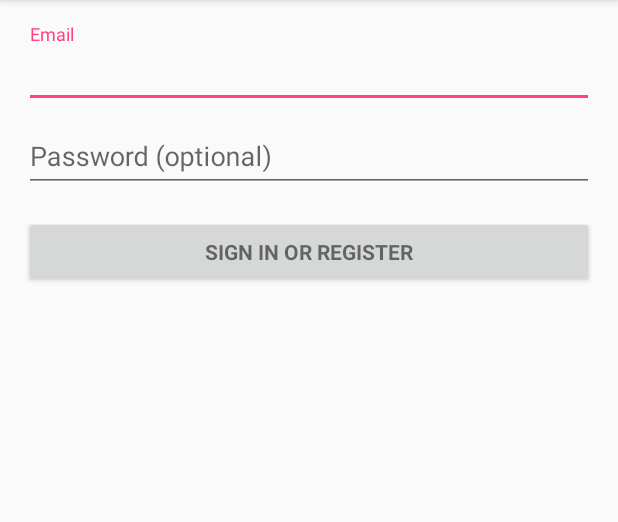
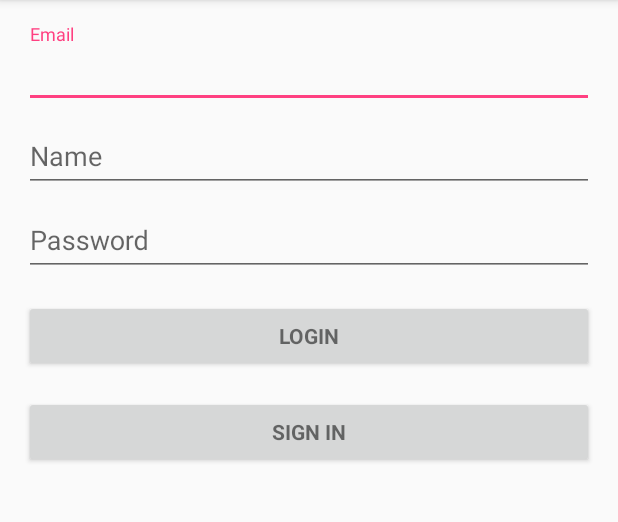
Before and after one commit to kamedon/todo, an Android app: the screen it shows after launch (LoginActivity before the commit, MainActivity after it), on a phone screen of 412 x 824 dp, the part 84-606 px from its top. Run offline under Robolectric (Android 15) with nearby library versions, the phone set to English and light mode, and no system bars.

Commit message:
ログイン画面のレイアウトを作成

```diff
--- /dev/null
+++ b/android/app/src/main/java/com/kamedon/todo/MainActivity.kt
@@ -0,0 +1,14 @@
+package com.kamedon.todo
+
+import android.os.Bundle
+import android.support.v7.app.AppCompatActivity
+
+/**
+ * Created by kamedon on 2/29/16.
+ */
+class MainActivity : AppCompatActivity() {
+    override fun onCreate(savedInstanceState: Bundle?) {
+        super.onCreate(savedInstanceState)
+        setContentView(R.layout.activity_main);
+    }
+}
--- a/android/app/src/main/java/todo/com/kamedon/todo/LoginActivity.java
+++ /dev/null
@@ -1,347 +0,0 @@
-package todo.com.kamedon.todo;
-
-import android.animation.Animator;
-import android.animation.AnimatorListenerAdapter;
-import android.annotation.TargetApi;
-import android.content.pm.PackageManager;
-import android.support.annotation.NonNull;
-import android.support.design.widget.Snackbar;
-import android.support.v7.app.AppCompatActivity;
-import android.app.LoaderManager.LoaderCallbacks;
-
-import android.content.CursorLoader;
-import android.content.Loader;
-import android.database.Cursor;
-import android.net.Uri;
-import android.os.AsyncTask;
-
-import android.os.Build;
-import android.os.Bundle;
-import android.provider.ContactsContract;
-import android.text.TextUtils;
-import android.view.KeyEvent;
-import android.view.View;
-import android.view.View.OnClickListener;
-import android.view.inputmethod.EditorInfo;
-import android.widget.ArrayAdapter;
-import android.widget.AutoCompleteTextView;
-import android.widget.Button;
-import android.widget.EditText;
-import android.widget.TextView;
-import java.util.ArrayList;
-import java.util.List;
-
-import static android.Manifest.permission.READ_CONTACTS;
-
-/**
- * A login screen that offers login via email/password.
- */
-public class LoginActivity extends AppCompatActivity implements LoaderCallbacks<Cursor> {
-
-    /**
-     * Id to identity READ_CONTACTS permission request.
-     */
-    private static final int REQUEST_READ_CONTACTS = 0;
-
-    /**
-     * A dummy authentication store containing known user names and passwords.
-     * TODO: remove after connecting to a real authentication system.
-     */
-    private static final String[] DUMMY_CREDENTIALS = new String[]{
-            "foo@example.com:hello", "bar@example.com:world"
-    };
-    /**
-     * Keep track of the login task to ensure we can cancel it if requested.
-     */
-    private UserLoginTask mAuthTask = null;
-
-    // UI references.
-    private AutoCompleteTextView mEmailView;
-    private EditText mPasswordView;
-    private View mProgressView;
-    private View mLoginFormView;
-
-    @Override
-    protected void onCreate(Bundle savedInstanceState) {
-        super.onCreate(savedInstanceState);
-        setContentView(R.layout.activity_login);
-        // Set up the login form.
-        mEmailView = (AutoCompleteTextView) findViewById(R.id.email);
-        populateAutoComplete();
-
-        mPasswordView = (EditText) findViewById(R.id.password);
-        mPasswordView.setOnEditorActionListener(new TextView.OnEditorActionListener() {
-            @Override
-            public boolean onEditorAction(TextView textView, int id, KeyEvent keyEvent) {
-                if (id == R.id.login || id == EditorInfo.IME_NULL) {
-                    attemptLogin();
-                    return true;
-                }
-                return false;
-            }
-        });
-
-        Button mEmailSignInButton = (Button) findViewById(R.id.email_sign_in_button);
-        mEmailSignInButton.setOnClickListener(new OnClickListener() {
-            @Override
-            public void onClick(View view) {
-                attemptLogin();
-            }
-        });
-
-        mLoginFormView = findViewById(R.id.login_form);
-        mProgressView = findViewById(R.id.login_progress);
-    }
-
-    private void populateAutoComplete() {
-        if (!mayRequestContacts()) {
-            return;
-        }
-
-        getLoaderManager().initLoader(0, null, this);
-    }
-
-    private boolean mayRequestContacts() {
-        if (Build.VERSION.SDK_INT < Build.VERSION_CODES.M) {
-            return true;
-        }
-        if (checkSelfPermission(READ_CONTACTS) == PackageManager.PERMISSION_GRANTED) {
-            return true;
-        }
-        if (shouldShowRequestPermissionRationale(READ_CONTACTS)) {
-            Snackbar.make(mEmailView, R.string.permission_rationale, Snackbar.LENGTH_INDEFINITE)
-                    .setAction(android.R.string.ok, new View.OnClickListener() {
-                        @Override
-                        @TargetApi(Build.VERSION_CODES.M)
-                        public void onClick(View v) {
-                            requestPermissions(new String[]{READ_CONTACTS}, REQUEST_READ_CONTACTS);
-                        }
-                    });
-        } else {
-            requestPermissions(new String[]{READ_CONTACTS}, REQUEST_READ_CONTACTS);
-        }
-        return false;
-    }
-
-    /**
-     * Callback received when a permissions request has been completed.
-     */
-    @Override
-    public void onRequestPermissionsResult(int requestCode, @NonNull String[] permissions,
-                                           @NonNull int[] grantResults) {
-        if (requestCode == REQUEST_READ_CONTACTS) {
-            if (grantResults.length == 1 && grantResults[0] == PackageManager.PERMISSION_GRANTED) {
-                populateAutoComplete();
-            }
-        }
-    }
-
-
-    /**
-     * Attempts to sign in or register the account specified by the login form.
-     * If there are form errors (invalid email, missing fields, etc.), the
-     * errors are presented and no actual login attempt is made.
-     */
-    private void attemptLogin() {
-        if (mAuthTask != null) {
-            return;
-        }
-
-        // Reset errors.
-        mEmailView.setError(null);
-        mPasswordView.setError(null);
-
-        // Store values at the time of the login attempt.
-        String email = mEmailView.getText().toString();
-        String password = mPasswordView.getText().toString();
-
-        boolean cancel = false;
-        View focusView = null;
-
-        // Check for a valid password, if the user entered one.
-        if (!TextUtils.isEmpty(password) && !isPasswordValid(password)) {
-            mPasswordView.setError(getString(R.string.error_invalid_password));
-            focusView = mPasswordView;
-            cancel = true;
-        }
-
-        // Check for a valid email address.
-        if (TextUtils.isEmpty(email)) {
-            mEmailView.setError(getString(R.string.error_field_required));
-            focusView = mEmailView;
-            cancel = true;
-        } else if (!isEmailValid(email)) {
-            mEmailView.setError(getString(R.string.error_invalid_email));
-            focusView = mEmailView;
-            cancel = true;
-        }
-
-        if (cancel) {
-            // There was an error; don't attempt login and focus the first
-            // form field with an error.
-            focusView.requestFocus();
-        } else {
-            // Show a progress spinner, and kick off a background task to
-            // perform the user login attempt.
-            showProgress(true);
-            mAuthTask = new UserLoginTask(email, password);
-            mAuthTask.execute((Void) null);
-        }
-    }
-    private boolean isEmailValid(String email) {
-        //TODO: Replace this with your own logic
-        return email.contains("@");
-    }
-
-    private boolean isPasswordValid(String password) {
-        //TODO: Replace this with your own logic
-        return password.length() > 4;
-    }
-
-    /**
-     * Shows the progress UI and hides the login form.
-     */
-    @TargetApi(Build.VERSION_CODES.HONEYCOMB_MR2)
-    private void showProgress(final boolean show) {
-        // On Honeycomb MR2 we have the ViewPropertyAnimator APIs, which allow
-        // for very easy animations. If available, use these APIs to fade-in
-        // the progress spinner.
-        if (Build.VERSION.SDK_INT >= Build.VERSION_CODES.HONEYCOMB_MR2) {
-            int shortAnimTime = getResources().getInteger(android.R.integer.config_shortAnimTime);
-
-            mLoginFormView.setVisibility(show ? View.GONE : View.VISIBLE);
-            mLoginFormView.animate().setDuration(shortAnimTime).alpha(
-                    show ? 0 : 1).setListener(new AnimatorListenerAdapter() {
-                @Override
-                public void onAnimationEnd(Animator animation) {
-                    mLoginFormView.setVisibility(show ? View.GONE : View.VISIBLE);
-                }
-            });
-
-            mProgressView.setVisibility(show ? View.VISIBLE : View.GONE);
-            mProgressView.animate().setDuration(shortAnimTime).alpha(
-                    show ? 1 : 0).setListener(new AnimatorListenerAdapter() {
-                @Override
-                public void onAnimationEnd(Animator animation) {
-                    mProgressView.setVisibility(show ? View.VISIBLE : View.GONE);
-                }
-            });
-        } else {
-            // The ViewPropertyAnimator APIs are not available, so simply show
-            // and hide the relevant UI components.
-            mProgressView.setVisibility(show ? View.VISIBLE : View.GONE);
-            mLoginFormView.setVisibility(show ? View.GONE : View.VISIBLE);
-        }
-    }
-
-    @Override
-    public Loader<Cursor> onCreateLoader(int i, Bundle bundle) {
-        return new CursorLoader(this,
-                // Retrieve data rows for the device user's 'profile' contact.
-                Uri.withAppendedPath(ContactsContract.Profile.CONTENT_URI,
-                        ContactsContract.Contacts.Data.CONTENT_DIRECTORY), ProfileQuery.PROJECTION,
-
-                // Select only email addresses.
-                ContactsContract.Contacts.Data.MIMETYPE +
-                        " = ?", new String[]{ContactsContract.CommonDataKinds.Email
-                                                                     .CONTENT_ITEM_TYPE},
-
-                // Show primary email addresses first. Note that there won't be
-                // a primary email address if the user hasn't specified one.
-                ContactsContract.Contacts.Data.IS_PRIMARY + " DESC");
-    }
-
-    @Override
-    public void onLoadFinished(Loader<Cursor> cursorLoader, Cursor cursor) {
-        List<String> emails = new ArrayList<>();
-        cursor.moveToFirst();
-        while (!cursor.isAfterLast()) {
-            emails.add(cursor.getString(ProfileQuery.ADDRESS));
-            cursor.moveToNext();
-        }
-
-        addEmailsToAutoComplete(emails);
-    }
-
-    @Override
-    public void onLoaderReset(Loader<Cursor> cursorLoader) {
-
-    }
-
-    private interface ProfileQuery {
-        String[] PROJECTION = {
-                ContactsContract.CommonDataKinds.Email.ADDRESS,
-                ContactsContract.CommonDataKinds.Email.IS_PRIMARY,
-        };
-
-        int ADDRESS = 0;
-        int IS_PRIMARY = 1;
-    }
-
-
-    private void addEmailsToAutoComplete(List<String> emailAddressCollection) {
-        //Create adapter to tell the AutoCompleteTextView what to show in its dropdown list.
-        ArrayAdapter<String> adapter =
-                new ArrayAdapter<>(LoginActivity.this,
-                        android.R.layout.simple_dropdown_item_1line, emailAddressCollection);
-
-        mEmailView.setAdapter(adapter);
-    }
-
-    /**
-     * Represents an asynchronous login/registration task used to authenticate
-     * the user.
-     */
-    public class UserLoginTask extends AsyncTask<Void, Void, Boolean> {
-
-        private final String mEmail;
-        private final String mPassword;
-
-        UserLoginTask(String email, String password) {
-            mEmail = email;
-            mPassword = password;
-        }
-
-        @Override
-        protected Boolean doInBackground(Void... params) {
-            // TODO: attempt authentication against a network service.
-
-            try {
-                // Simulate network access.
-                Thread.sleep(2000);
-            } catch (InterruptedException e) {
-                return false;
-            }
-
-            for (String credential : DUMMY_CREDENTIALS) {
-                String[] pieces = credential.split(":");
-                if (pieces[0].equals(mEmail)) {
-                    // Account exists, return true if the password matches.
-                    return pieces[1].equals(mPassword);
-                }
-            }
-
-            // TODO: register the new account here.
-            return true;
-        }
-
-        @Override
-        protected void onPostExecute(final Boolean success) {
-            mAuthTask = null;
-            showProgress(false);
-
-            if (success) {
-                finish();
-            } else {
-                mPasswordView.setError(getString(R.string.error_incorrect_password));
-                mPasswordView.requestFocus();
-            }
-        }
-
-        @Override
-        protected void onCancelled() {
-            mAuthTask = null;
-            showProgress(false);
-        }
-    }
-}
--- a/android/app/src/main/res/layout/activity_login.xml
+++ /dev/null
@@ -1,77 +0,0 @@
-<LinearLayout xmlns:android="http://schemas.android.com/apk/res/android"
-    xmlns:tools="http://schemas.android.com/tools"
-    android:layout_width="match_parent"
-    android:layout_height="match_parent"
-    android:gravity="center_horizontal"
-    android:orientation="vertical"
-    android:paddingBottom="@dimen/activity_vertical_margin"
-    android:paddingLeft="@dimen/activity_horizontal_margin"
-    android:paddingRight="@dimen/activity_horizontal_margin"
-    android:paddingTop="@dimen/activity_vertical_margin"
-    tools:context="todo.com.kamedon.todo.LoginActivity">
-
-    <!-- Login progress -->
-    <ProgressBar
-        android:id="@+id/login_progress"
-        style="?android:attr/progressBarStyleLarge"
-        android:layout_width="wrap_content"
-        android:layout_height="wrap_content"
-        android:layout_marginBottom="8dp"
-        android:visibility="gone"/>
-
-    <ScrollView
-        android:id="@+id/login_form"
-        android:layout_width="match_parent"
-        android:layout_height="match_parent">
-
-        <LinearLayout
-            android:id="@+id/email_login_form"
-            android:layout_width="match_parent"
-            android:layout_height="wrap_content"
-            android:orientation="vertical">
-
-            <android.support.design.widget.TextInputLayout
-                android:layout_width="match_parent"
-                android:layout_height="wrap_content">
-
-            <AutoCompleteTextView
-                android:id="@+id/email"
-                android:layout_width="match_parent"
-                android:layout_height="wrap_content"
-                android:hint="@string/prompt_email"
-                android:inputType="textEmailAddress"
-                android:maxLines="1"
-                android:singleLine="true"/>
-
-            </android.support.design.widget.TextInputLayout>
-
-            <android.support.design.widget.TextInputLayout
-                android:layout_width="match_parent"
-                android:layout_height="wrap_content">
-
-            <EditText
-                android:id="@+id/password"
-                android:layout_width="match_parent"
-                android:layout_height="wrap_content"
-                android:hint="@string/prompt_password"
-                android:imeActionId="@+id/login"
-                android:imeActionLabel="@string/action_sign_in_short"
-                android:imeOptions="actionUnspecified"
-                android:inputType="textPassword"
-                android:maxLines="1"
-                android:singleLine="true"/>
-
-            </android.support.design.widget.TextInputLayout>
-
-            <Button
-                android:id="@+id/email_sign_in_button"
-                style="?android:textAppearanceSmall"
-                android:layout_width="match_parent"
-                android:layout_height="wrap_content"
-                android:layout_marginTop="16dp"
-                android:text="@string/action_sign_in"
-                android:textStyle="bold"/>
-
-        </LinearLayout>
-    </ScrollView>
-</LinearLayout>
--- /dev/null
+++ b/android/app/src/main/res/layout/activity_main.xml
@@ -0,0 +1,104 @@
+<LinearLayout xmlns:android="http://schemas.android.com/apk/res/android"
+    xmlns:tools="http://schemas.android.com/tools"
+    android:layout_width="match_parent"
+    android:layout_height="match_parent"
+    android:gravity="center_horizontal"
+    android:orientation="vertical"
+    android:paddingBottom="@dimen/activity_vertical_margin"
+    android:paddingLeft="@dimen/activity_horizontal_margin"
+    android:paddingRight="@dimen/activity_horizontal_margin"
+    android:paddingTop="@dimen/activity_vertical_margin"
+    tools:context="todo.com.kamedon.todo.LoginActivity">
+
+    <!-- Login progress -->
+    <ProgressBar
+        android:id="@+id/login_progress"
+        style="?android:attr/progressBarStyleLarge"
+        android:layout_width="wrap_content"
+        android:layout_height="wrap_content"
+        android:layout_marginBottom="8dp"
+        android:visibility="gone" />
+
+    <ScrollView
+        android:id="@+id/login_form"
+        android:layout_width="match_parent"
+        android:layout_height="match_parent">
+
+        <LinearLayout
+            android:id="@+id/email_login_form"
+            android:layout_width="match_parent"
+            android:layout_height="wrap_content"
+            android:orientation="vertical">
+
+            <android.support.design.widget.TextInputLayout
+                android:layout_width="match_parent"
+                android:layout_height="wrap_content">
+
+                <AutoCompleteTextView
+                    android:id="@+id/edit_email"
+                    android:layout_width="match_parent"
+                    android:layout_height="wrap_content"
+                    android:hint="@string/prompt_email"
+                    android:inputType="textEmailAddress"
+                    android:maxLines="1"
+                    android:singleLine="true" />
+
+            </android.support.design.widget.TextInputLayout>
+
+            <android.support.design.widget.TextInputLayout
+                android:layout_width="match_parent"
+                android:layout_height="wrap_content">
+
+                <EditText
+                    android:id="@+id/exit_username"
+                    android:layout_width="match_parent"
+                    android:layout_height="wrap_content"
+                    android:hint="@string/prompt_username"
+                    android:imeActionId="@+id/login"
+                    android:imeOptions="actionUnspecified"
+                    android:inputType="text"
+                    android:maxLines="1"
+                    android:singleLine="true" />
+
+            </android.support.design.widget.TextInputLayout>
+
+            <android.support.design.widget.TextInputLayout
+                android:layout_width="match_parent"
+                android:layout_height="wrap_content">
+
+                <EditText
+                    android:id="@+id/edit_password"
+                    android:layout_width="match_parent"
+                    android:layout_height="wrap_content"
+                    android:hint="@string/prompt_password"
+                    android:imeActionId="@+id/login"
+                    android:imeActionLabel="@string/action_login"
+                    android:imeOptions="actionUnspecified"
+                    android:inputType="textPassword"
+                    android:maxLines="1"
+                    android:singleLine="true" />
+
+            </android.support.design.widget.TextInputLayout>
+
+
+            <Button
+                android:id="@+id/btnLogin"
+                style="?android:textAppearanceSmall"
+                android:layout_width="match_parent"
+                android:layout_height="wrap_content"
+                android:layout_marginTop="16dp"
+                android:text="@string/action_login"
+                android:textStyle="bold" />
+
+            <Button
+                android:id="@+id/btnSignIn"
+                style="?android:textAppearanceSmall"
+                android:layout_width="match_parent"
+                android:layout_height="wrap_content"
+                android:layout_marginTop="16dp"
+                android:text="@string/action_sign_in"
+                android:textStyle="bold" />
+
+        </LinearLayout>
+    </ScrollView>
+</LinearLayout>
--- a/android/app/src/main/res/values/strings.xml
+++ b/android/app/src/main/res/values/strings.xml
@@ -3,11 +3,13 @@
 
     <!-- Strings related to login -->
     <string name="prompt_email">Email</string>
-    <string name="prompt_password">Password (optional)</string>
-    <string name="action_sign_in">Sign in or register</string>
-    <string name="action_sign_in_short">Sign in</string>
+    <string name="prompt_username">Name</string>
+    <string name="prompt_password">Password</string>
+    <string name="action_login">Login</string>
+    <string name="action_sign_in">Sign in</string>
     <string name="error_invalid_email">This email address is invalid</string>
-    <string name="error_invalid_password">This password is too short</string>
+    <string name="error_invalid_password">This password is invalid</string>
+    <string name="error_invalid_username">This username is invalid</string>
     <string name="error_incorrect_password">This password is incorrect</string>
     <string name="error_field_required">This field is required</string>
     <string name="permission_rationale">"Contacts permissions are needed for providing email
```
Also changed, not shown: android/app/build.gradle (+19 -1 lines), android/app/src/main/AndroidManifest.xml (+4 -4 lines).
